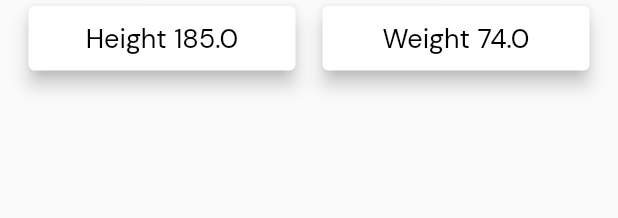
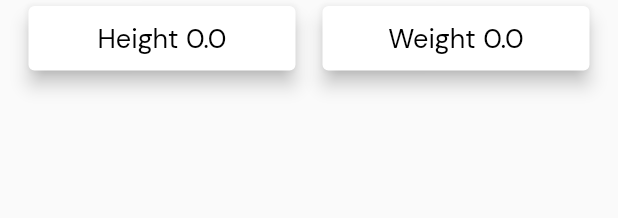
Before and after one commit to KidNeKit/Sportify, a Flutter app: the BodyInfo widget shown alone on an empty page, opened directly, on a phone screen of 412 x 824 dp. Shown: the top 218 px of the screen. Run offline on Flutter 3.47's test engine with Material 2 defaults, Android fonts, the phone set to English and light mode, and no system bars; our stand-ins replace cloud_firestore, equatable, firebase_auth, firebase_core, flutter_bloc; accounts and stored records are empty; network calls fail.

Commit message:
Fetching user data from firestore and outputing it on profile screen

```diff
--- a/lib/models/user.dart
+++ b/lib/models/user.dart
@@ -28,6 +28,13 @@ class User {
         _weight = weight,
         _height = height;
 
+  User.fromMap(Map<String, dynamic> map)
+      : _id = map['id'],
+        _email = map['email'],
+        _username = map['username'],
+        _height = map['height'],
+        _weight = map['weight'];
+
   String? get id => _id;
   String get email => _email;
   String get username => _username;
--- a/lib/view/screens/profile_screen/components/body_info.dart
+++ b/lib/view/screens/profile_screen/components/body_info.dart
@@ -1,5 +1,8 @@
 import 'package:flutter/material.dart';
+import 'package:flutter_bloc/flutter_bloc.dart';
 import 'package:sportify/view/screens/profile_screen/components/items/body_info_item.dart';
+
+import '../../../../cubits/user/user_cubit.dart';
 
 class BodyInfo extends StatelessWidget {
   const BodyInfo({super.key});
@@ -10,15 +13,25 @@ class BodyInfo extends StatelessWidget {
       padding: const EdgeInsets.symmetric(horizontal: 15.0),
       child: Row(
         mainAxisAlignment: MainAxisAlignment.spaceBetween,
-        children: const [
-          BodyInfoItem(
-            title: 'Height',
-            value: 185.0,
+        children: [
+          BlocBuilder<UserCubit, UserState>(
+            buildWhen: (previous, current) => previous.height != current.height,
+            builder: (context, state) {
+              return BodyInfoItem(
+                title: 'Height',
+                value: state.height,
+              );
+            },
           ),
-          SizedBox(width: 10.0),
-          BodyInfoItem(
-            title: 'Weight',
-            value: 74.0,
+          const SizedBox(width: 10.0),
+          BlocBuilder<UserCubit, UserState>(
+            buildWhen: (previous, current) => previous.weight != current.weight,
+            builder: (context, state) {
+              return BodyInfoItem(
+                title: 'Weight',
+                value: state.weight,
+              );
+            },
           ),
         ],
       ),
--- a/lib/view/screens/splash_screen.dart
+++ b/lib/view/screens/splash_screen.dart
@@ -3,6 +3,7 @@ import 'dart:developer';
 
 import 'package:flutter/material.dart';
 import 'package:flutter_bloc/flutter_bloc.dart';
+import 'package:sportify/cubits/user/user_cubit.dart';
 
 import '../../blocs/auth/auth_bloc.dart';
 import '../../repositories/exercise_repository.dart';
@@ -20,6 +21,7 @@ class SplashScreen extends StatelessWidget {
         log('{Splash Screen} Auth state ${state.toString()}');
         if (state.status == AuthStatus.authorized) {
           context.read<ExerciseRepository>().setUserId = state.user!.uid;
+          context.read<UserCubit>().loadUserData();
         }
         Timer(
           const Duration(seconds: 1),
```
Also changed, not shown: lib/cubits/user/user_cubit.dart (+10 -0 lines), lib/repositories/auth_repository.dart (+12 -0 lines), lib/view/screens/profile_screen/components/profile_header.dart (+14 -6 lines).
